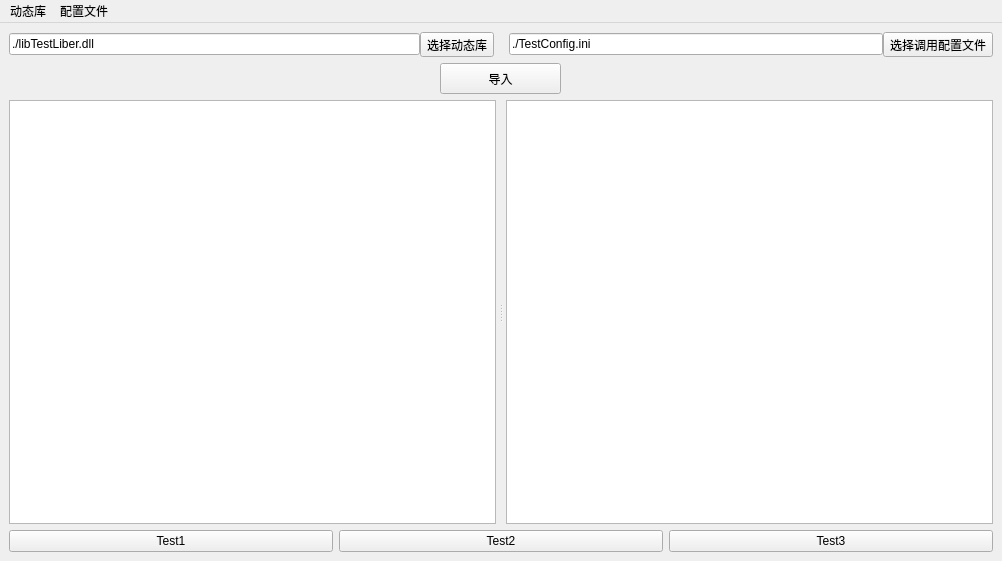
The window that mainwindow.ui (Odits/UniversalDemo) describes before a commit, drawn with Qt 5.
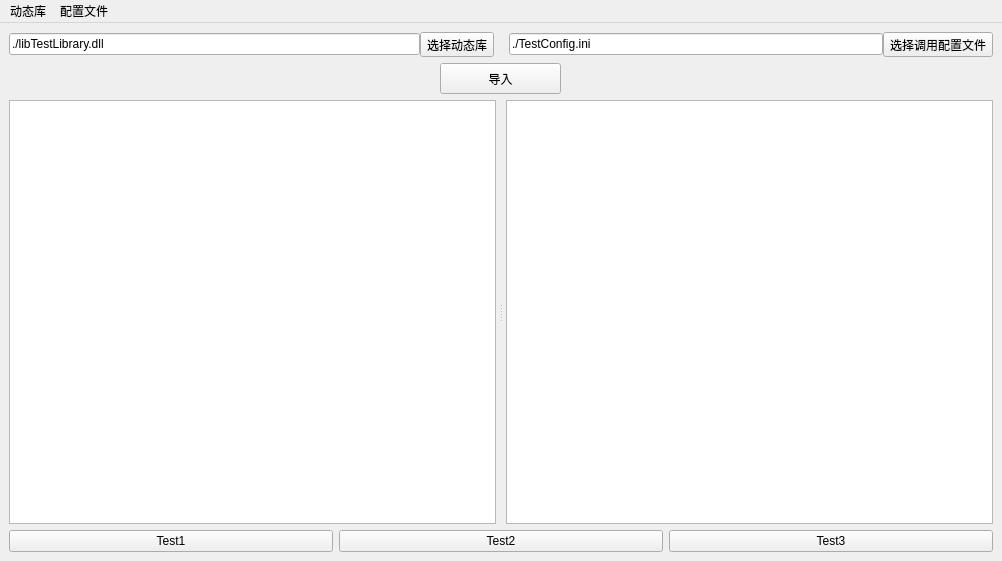
The same window after the commit.

```diff
--- a/mainwindow.ui
+++ b/mainwindow.ui
@@ -14,7 +14,7 @@
    <string>Universal Demo</string>
   </property>
   <widget class="QWidget" name="centralwidget">
-   <layout class="QGridLayout" name="gridLayout_3">
+   <layout class="QGridLayout" name="gridLayout_2">
     <item row="0" column="0">
      <layout class="QVBoxLayout" name="verticalLayout">
       <item>
@@ -33,7 +33,7 @@
           <item>
            <widget class="QLineEdit" name="LibraryPath">
             <property name="text">
-             <string>./libTestLiber.dll</string>
+             <string>./libTestLibrary.dll</string>
             </property>
            </widget>
           </item>
@@ -70,9 +70,7 @@
        </layout>
       </item>
       <item>
-       <layout class="QVBoxLayout" name="verticalLayout_2" stretch="1,2">
-        <item>
-         <layout class="QGridLayout" name="gridLayout_2">
+       <layout class="QGridLayout" name="gridLayout">
           <item row="0" column="0">
            <widget class="QPushButton" name="pB_LOAD">
             <property name="enabled">
@@ -92,6 +90,8 @@
          </layout>
         </item>
         <item>
+       <layout class="QVBoxLayout" name="verticalLayout_2" stretch="0">
+        <item>
          <widget class="QSplitter" name="splitter">
           <property name="orientation">
            <enum>Qt::Horizontal</enum>
@@ -106,7 +106,7 @@
        </layout>
       </item>
       <item>
-       <layout class="QGridLayout" name="gridLayout">
+       <layout class="QGridLayout" name="test_gridLayout">
         <item row="0" column="1">
          <widget class="QPushButton" name="pB_Test2">
           <property name="text">
```
Left out of the diff: 7 changed lines with no effect on the pictures. Lines whose indentation alone changed are shown as unchanged.
